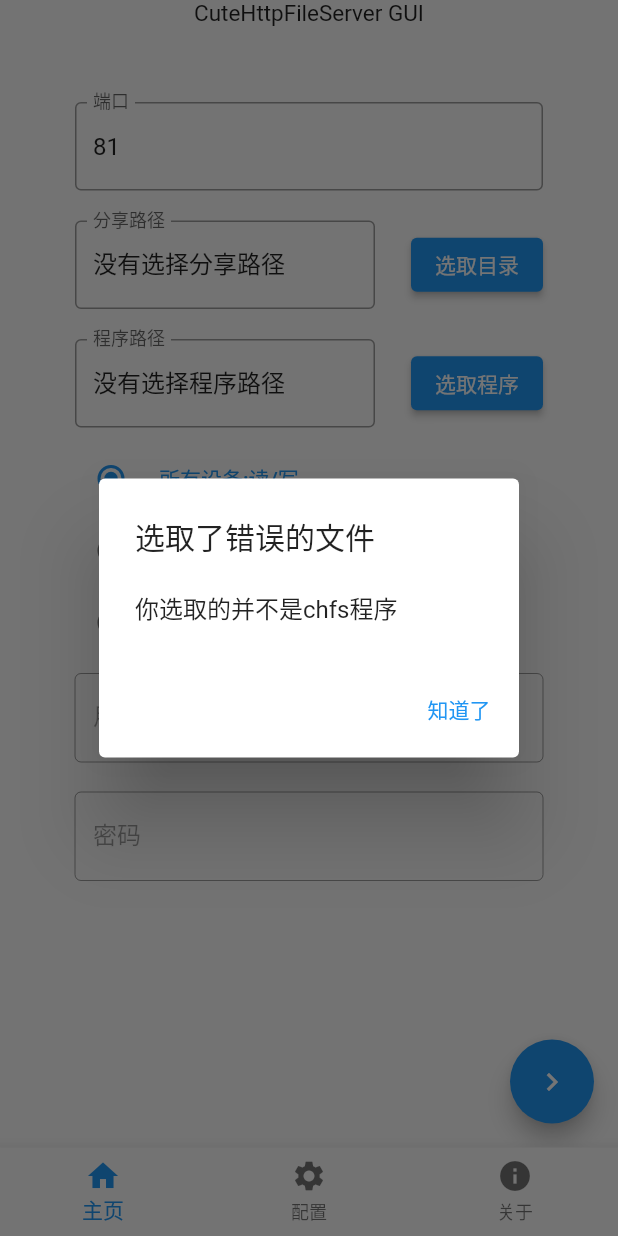
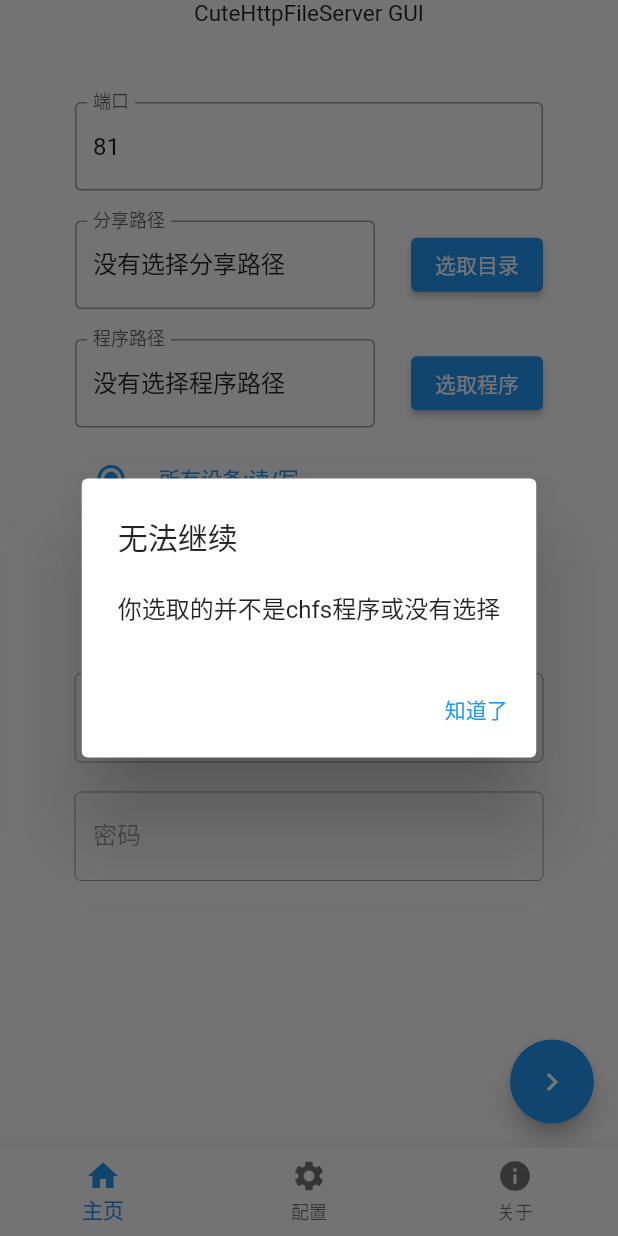
Before and after one commit to Zhoucheng133/CuteHttpFileServer-GUI, a Flutter app: the screen it shows after launch, after a tap on "选取程序", on a phone screen of 412 x 824 dp. Run offline on Flutter 3.47's test engine with Material 2 defaults, Android fonts, the phone set to English and light mode, and no system bars; our stand-ins replace file_picker, shared_preferences; missing offline and left inert: bitsdojo_window, process_run, window_manager; statements that could not run were skipped.

Commit message:
修复提示语的错误

```diff
--- a/lib/main.dart
+++ b/lib/main.dart
@@ -739,11 +739,11 @@
                               barrierDismissible: false, // user must tap button!
                               builder: (BuildContext context) {
                                 return AlertDialog(
-                                  title: const Text('选取了错误的文件'),
+                                  title: const Text('无法继续'),
                                   content: SingleChildScrollView(
                                     child: ListBody(
                                       children: const <Widget>[
-                                        Text('你选取的并不是chfs程序')
+                                        Text('你选取的并不是chfs程序或没有选择')
                                       ],
                                     ),
                                   ),
```
